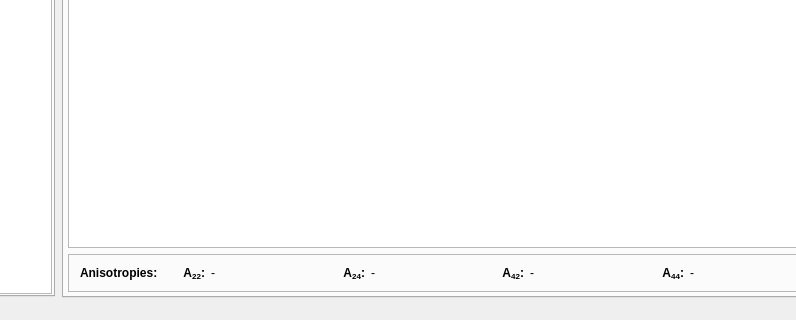
This is trunk/Nuclei.ui in ferdymercury/nuclei as Qt 5 draws it before an edit; both pictures show x 208 to 1004 and y 564 to 884 of the 1200 by 884 pixel window. The edited form follows.
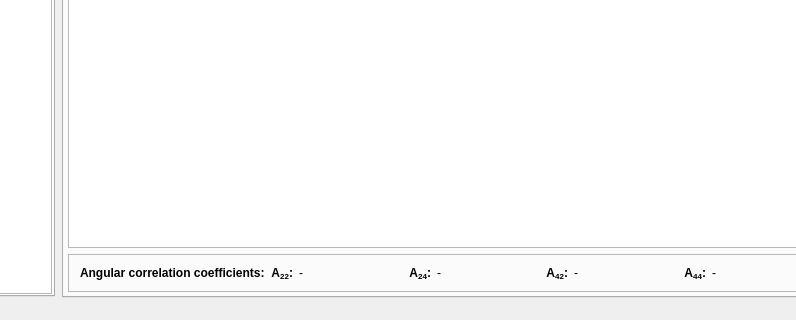
This is the edited form. Icons and pictures are not drawn. Custom widgets are drawn as their Qt base class.

Commit message: Changed "anisotropy" to "angular correlation coefficient" in labels and text output

Diff of the .ui file:
```diff
--- a/trunk/Nuclei.ui
+++ b/trunk/Nuclei.ui
@@ -66,7 +66,7 @@
               </font>
              </property>
              <property name="text">
-              <string>Anisotropies:</string>
+              <string>Angular correlation coefficients:</string>
              </property>
             </widget>
            </item>
```
The commit also changes 4 other files.
